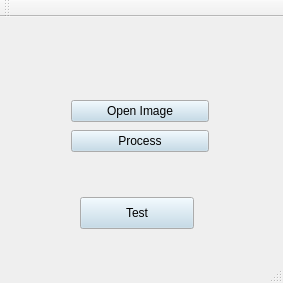
BenedicteSlee/chessboard_detector, file mainwindow.ui: the form before one commit.
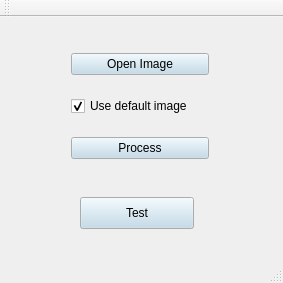
The form after the commit.

```diff
--- a/mainwindow.ui
+++ b/mainwindow.ui
@@ -55,9 +55,9 @@
     <property name="geometry">
      <rect>
       <x>60</x>
-      <y>70</y>
+      <y>10</y>
       <width>160</width>
-      <height>80</height>
+      <height>161</height>
      </rect>
     </property>
     <layout class="QVBoxLayout" name="verticalLayout">
@@ -68,6 +68,16 @@
        </property>
       </widget>
      </item>
+     <item>
+      <widget class="QCheckBox" name="UseDefaultImage">
+       <property name="text">
+        <string>Use default image</string>
+       </property>
+       <property name="checked">
+        <bool>true</bool>
+       </property>
+      </widget>
+     </item>
      <item>
       <widget class="QPushButton" name="pushButton_2">
        <property name="text">
```
